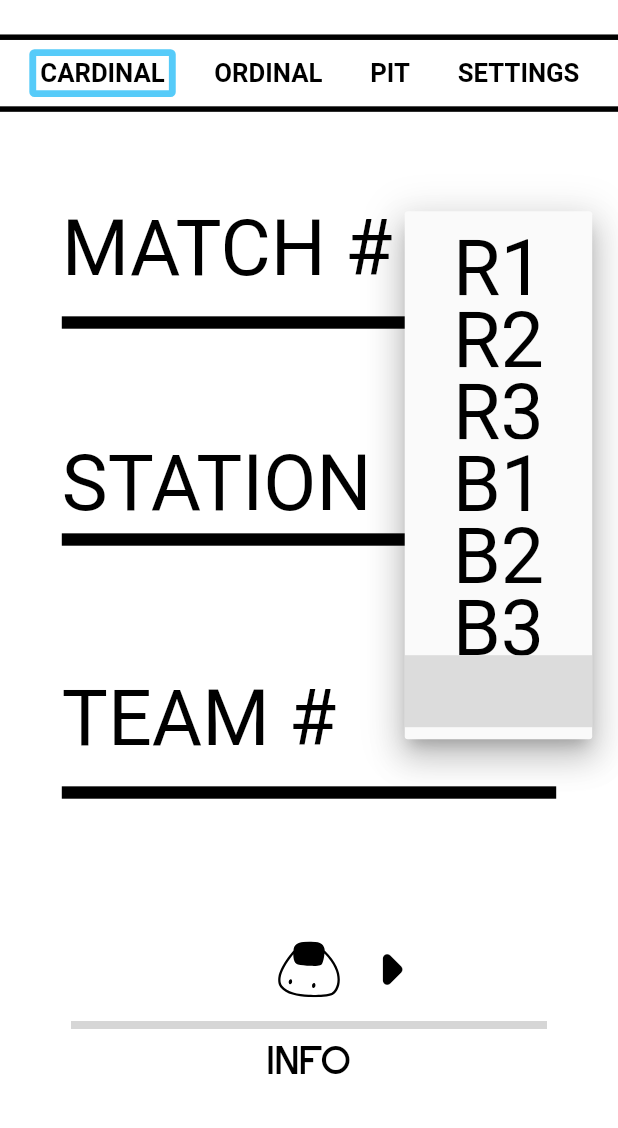
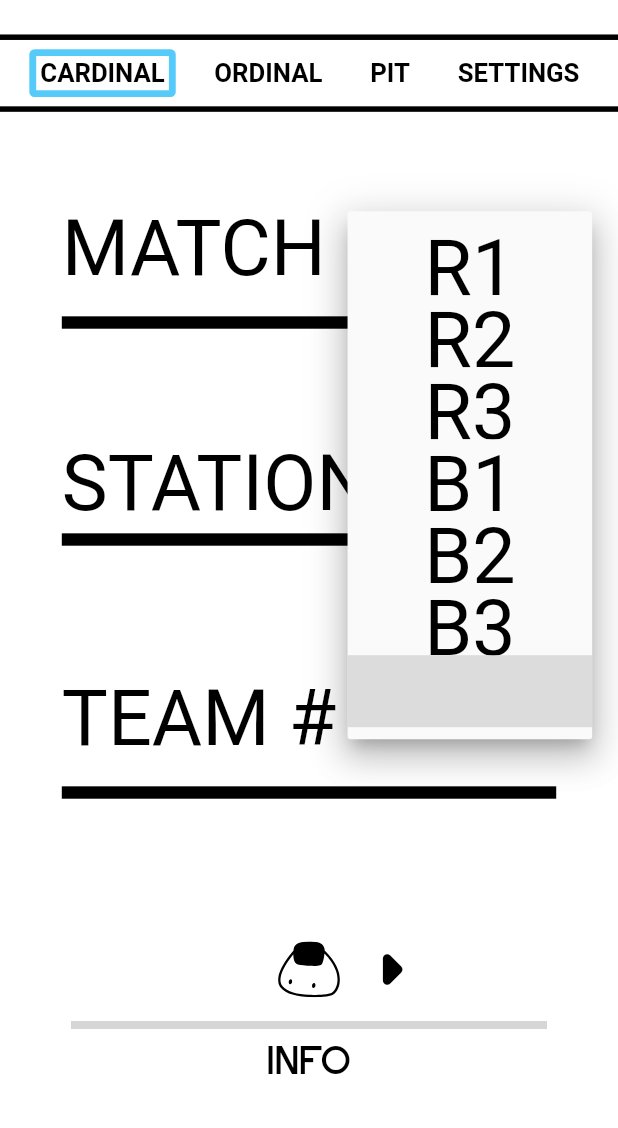
Before and after one commit to SushiSquad7461/sushi-scouts, a Flutter app: the screen it shows after launch, after a tap on the "arrow drop down" icon, on a phone screen of 412 x 824 dp, the part 108-1236 px from its top. Run offline on Flutter 3.47's test engine with Material 2 defaults, Android fonts, the phone set to English and light mode, and no system bars; our stand-ins replace flutter_svg, get, google_fonts, qr_flutter; missing offline and left inert: enum_to_string, localstore; Roboto replaces fonts that are missing (Mohave); grey boxes are pictures that could not be loaded.

Commit message:
fied dropdown

```diff
--- a/lib/src/views/util/components/Dropdown.dart
+++ b/lib/src/views/util/components/Dropdown.dart
@@ -53,6 +53,7 @@ class DropdownState extends State<Dropdown>{
                   alignment: Alignment.centerRight,
                   child: DropdownButtonHideUnderline(
                     child: DropdownButton<String>(
+                      isExpanded: true,
                       value: widget.currentValue,
                       icon: Icon(Icons.arrow_drop_down_rounded),
                       elevation: (width/100.0*3).floor(),
@@ -64,7 +65,7 @@ class DropdownState extends State<Dropdown>{
                       alignment: AlignmentDirectional.center,
                       onChanged: (String? newValue) {
                         if(newValue!=null){
-                          widget.data.set(newValue, setByUser: true);
+                          widget.data.set(newValue, setByUser: newValue != " ");
                           setState(() {
                             widget.currentValue = newValue;
                           });
@@ -75,7 +76,7 @@ class DropdownState extends State<Dropdown>{
                           .map<DropdownMenuItem<String>>((String value) {
                         return DropdownMenuItem<String>(
                           value: value,
-                          child: Center(child: Text(value)),
+                          child: Center(child: Text(value, overflow: TextOverflow.ellipsis,)),
                         );
                       }).toList(),
                     )
```
